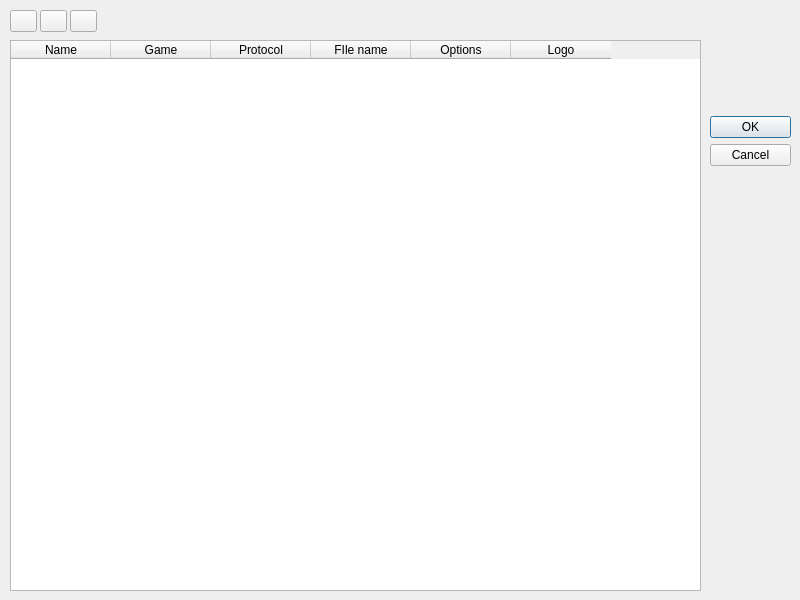
Qt form enginemanager.ui (fire-lizard/QBoard) before a commit.
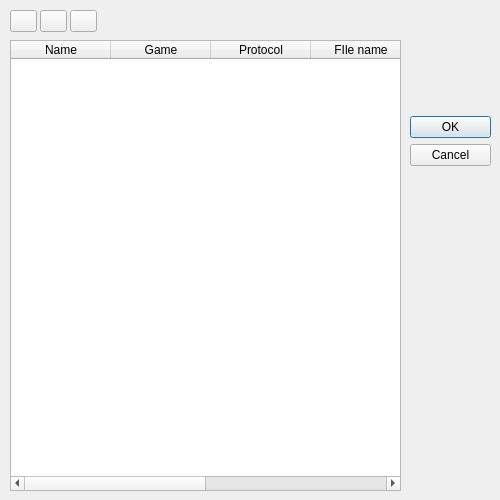
The same form after that commit. Icons and pictures are not drawn.

```diff
--- a/enginemanager.ui
+++ b/enginemanager.ui
@@ -6,8 +6,8 @@
    <rect>
     <x>0</x>
     <y>0</y>
-    <width>800</width>
-    <height>600</height>
+    <width>500</width>
+    <height>500</height>
    </rect>
   </property>
   <property name="windowTitle">
@@ -16,7 +16,7 @@
   <widget class="QDialogButtonBox" name="buttonBox">
    <property name="geometry">
     <rect>
-     <x>710</x>
+     <x>410</x>
      <y>20</y>
      <width>81</width>
      <height>241</height>
@@ -37,8 +37,8 @@
     <rect>
      <x>10</x>
      <y>40</y>
-     <width>691</width>
-     <height>551</height>
+     <width>391</width>
+     <height>451</height>
     </rect>
    </property>
    <property name="selectionBehavior">
```
